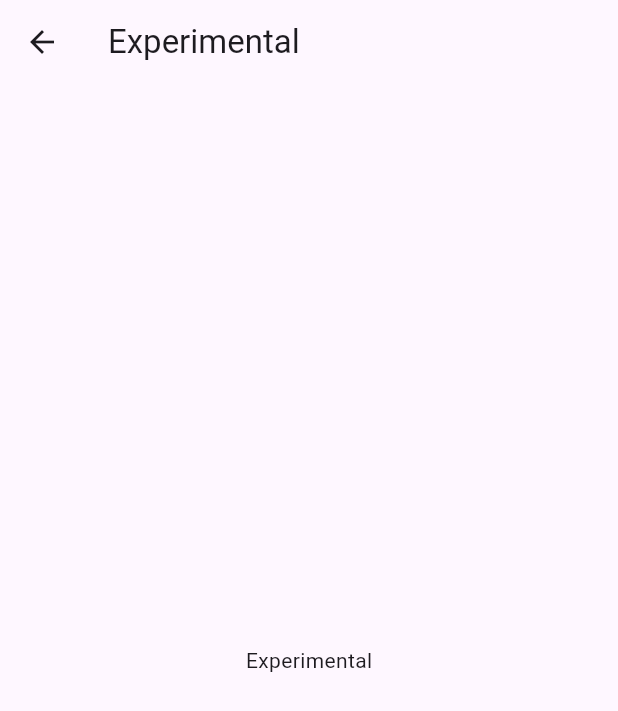
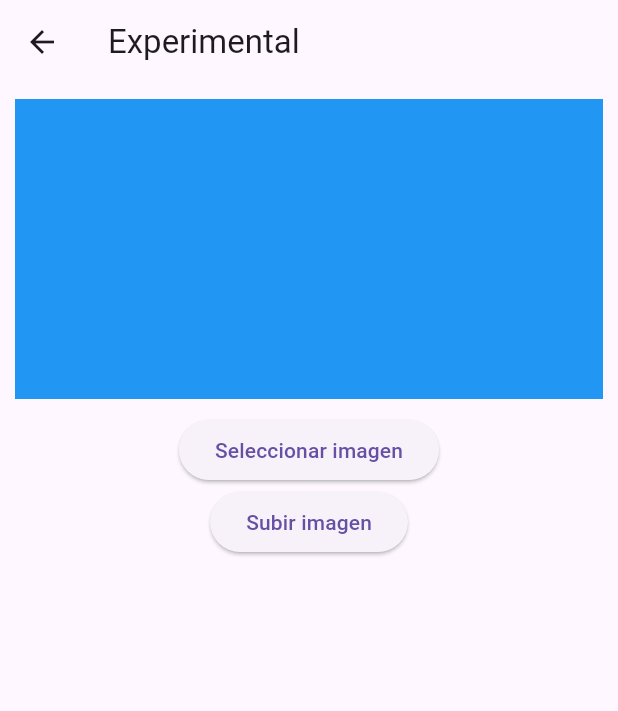
Before and after one commit to Nanitaaaa/segurapp, a Flutter app: the ExperimentalPage screen opened directly, on a phone screen of 412 x 824 dp. Shown: the top 711 px of the screen. Run offline on Flutter 3.47's test engine with Material 3 defaults, Android fonts, the phone set to English and light mode, and no system bars; our stand-ins replace cloud_firestore, firebase_core, gap, image_picker; accounts and stored records are empty.

Commit message:
Se agrega metodo para subir imagen

```diff
--- a/lib/main.dart
+++ b/lib/main.dart
@@ -7,6 +7,7 @@ import 'package:firebase_core/firebase_core.dart';
 //Paginas de la aplicación
 import 'firebase_options.dart';
 import 'pages/create_page.dart';
+import 'pages/experimental.dart';
 import 'pages/home_page.dart';
 import 'pages/update_page.dart';
 
@@ -34,6 +35,7 @@ class MyApp extends StatelessWidget {
         '/': (context) => const Home(),
         '/create': (context) => const CreatePage(),
         '/update': (context) => const UpdatePage(),
+        '/experimental': (context) => const ExperimentalPage(),
       },
     );
   }
--- a/lib/pages/experimental.dart
+++ b/lib/pages/experimental.dart
@@ -1,4 +1,7 @@
+import 'dart:io';
+
 import 'package:flutter/material.dart';
+import 'package:segurapp/services/imagen_up.dart';
 
 class ExperimentalPage extends StatefulWidget {
   const ExperimentalPage({super.key});
@@ -8,14 +11,34 @@ class ExperimentalPage extends StatefulWidget {
 }
 
 class _ExperimentalPageState extends State<ExperimentalPage> {
+
+  File? imagenUpload;
+
   @override
   Widget build(BuildContext context) {
     return Scaffold(
       appBar: AppBar(
         title: const Text('Experimental'),
       ),
-      body: const Center(
-        child: Text('Experimental'),
+      body: Column(
+        children: [
+          imagenUpload != null ? Image.file(imagenUpload!) : Container(
+            margin: const EdgeInsets.all(10),
+            height: 200,
+            width: double.infinity,
+            color: Colors.blue,
+          ),
+          ElevatedButton(
+            onPressed: () async {
+              final imagen = await getImagen();
+              setState(() {
+                imagenUpload = File(imagen!.path);
+              });
+            },
+            child:
+              const Text('Seleccionar imagen')),
+          ElevatedButton(onPressed: (){}, child: const Text('Subir imagen')),
+        ],
       ),
     );
   }
--- /dev/null
+++ b/lib/services/imagen_up.dart
@@ -0,0 +1,8 @@
+import "package:image_picker/image_picker.dart";
+
+Future<XFile?> getImagen() async {
+  final ImagePicker picker = ImagePicker();
+  final XFile? imagen = await picker.pickImage(source: ImageSource.gallery);
+
+  return imagen;
+}
--- a/pubspec.yaml
+++ b/pubspec.yaml
@@ -39,6 +39,9 @@ dependencies:
   cloud_firestore: ^4.17.3
   gap: ^3.0.1
   intl: ^0.19.0
+  google_sign_in: ^6.2.1
+  image_picker: ^1.1.2
+  image_picker_platform_interface: ^2.10.0
 
 dev_dependencies:
   flutter_test:
```
Also changed, not shown: lib/pages/home_page.dart (+16 -4 lines), pubspec.lock, 5 other files.
